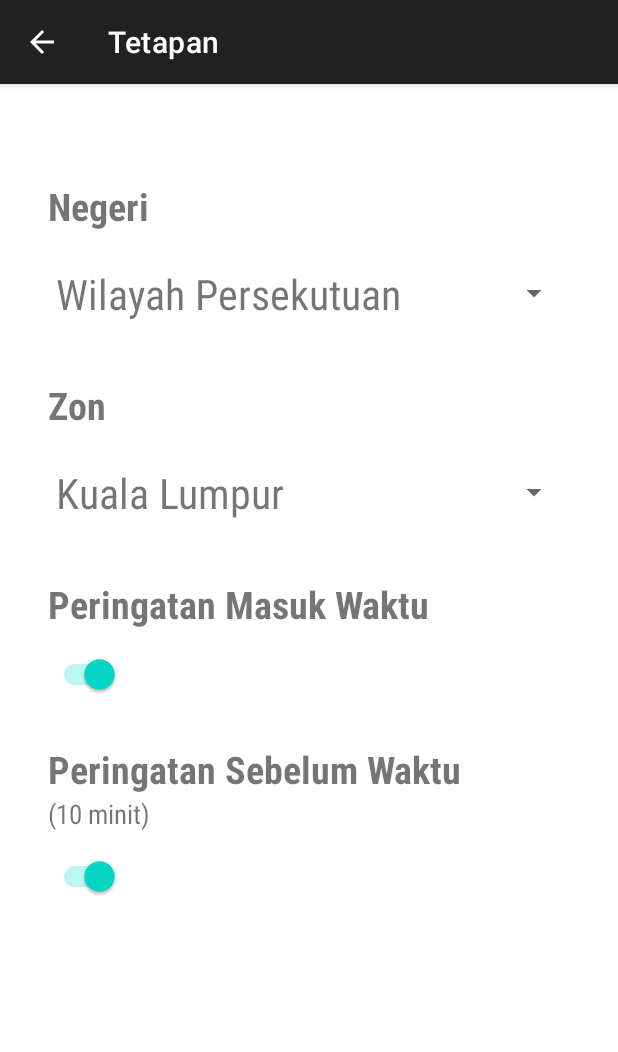
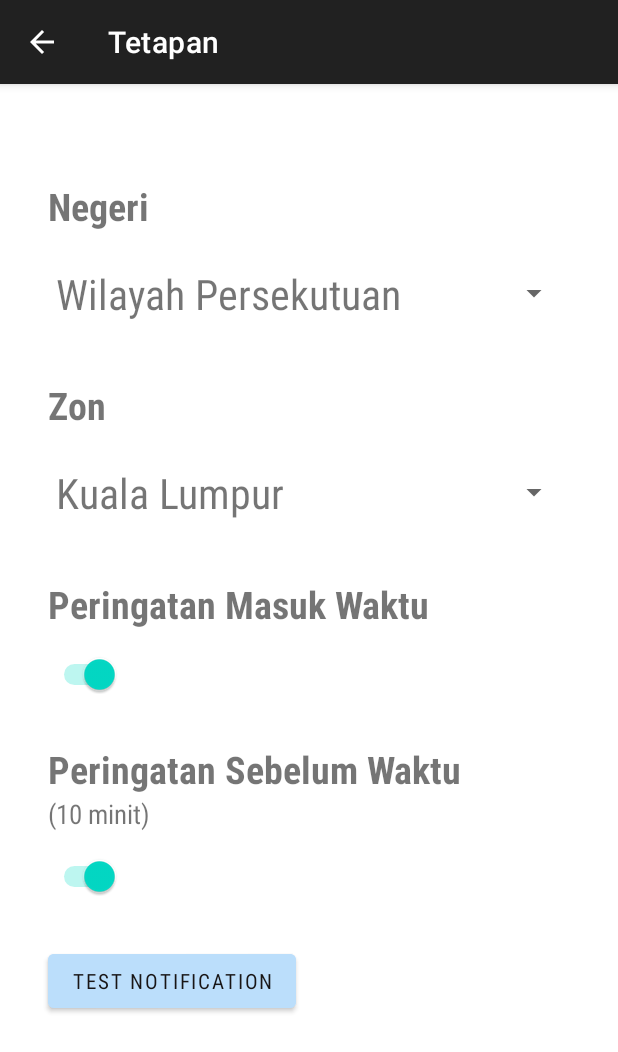
Before and after one commit to pakcusoft/AyuhSolat, an Android app: the SettingActivity screen opened directly, with no data from a screen before it, on a phone screen of 412 x 824 dp. Shown: the top 1052 px of the screen. Run offline under Robolectric (Android 15) with nearby library versions, the phone set to English and light mode, and no system bars.

Commit message:
Enable notification

```diff
--- a/app/build.gradle
+++ b/app/build.gradle
@@ -8,7 +8,7 @@ android {
 
     defaultConfig {
         applicationId "com.webgeaz.solat"
-        minSdk 26
+        minSdk 31
         targetSdk 35
         versionCode 5
         versionName "1.0.0"
--- a/app/src/main/AndroidManifest.xml
+++ b/app/src/main/AndroidManifest.xml
@@ -7,6 +7,7 @@
     <uses-permission android:name="android.permission.WAKE_LOCK" />
     <uses-permission android:name="android.permission.VIBRATE" />
     <uses-permission android:name="android.permission.RECEIVE_BOOT_COMPLETED" />
+    <uses-permission android:name="android.permission.POST_NOTIFICATIONS" />
 
     <application
         android:allowBackup="false"
--- a/app/src/main/res/layout/activity_setting.xml
+++ b/app/src/main/res/layout/activity_setting.xml
@@ -100,4 +100,15 @@
         app:layout_constraintStart_toStartOf="@+id/textView4"
         app:layout_constraintTop_toBottomOf="@+id/textView4a" />
 
+    <Button
+        android:id="@+id/btn_notify_test"
+        android:layout_width="wrap_content"
+        android:layout_height="wrap_content"
+        android:layout_marginTop="32dp"
+        android:backgroundTint="#BBDEFB"
+        android:text="Test Notification"
+        android:textColor="#181515"
+        app:layout_constraintStart_toStartOf="@+id/switch_reminder"
+        app:layout_constraintTop_toBottomOf="@+id/switch_reminder" />
+
 </androidx.constraintlayout.widget.ConstraintLayout>
--- a/build.gradle
+++ b/build.gradle
@@ -1,7 +1,7 @@
 // Top-level build file where you can add configuration options common to all sub-projects/modules.
 buildscript {
     ext {
-        agp_version = '8.11.1'
+        agp_version = '8.12.0'
     }
     repositories {
         google()
```
Also changed, not shown: app/src/main/java/net/pakcusoft/solat/SettingActivity.java (+53 -0 lines).
